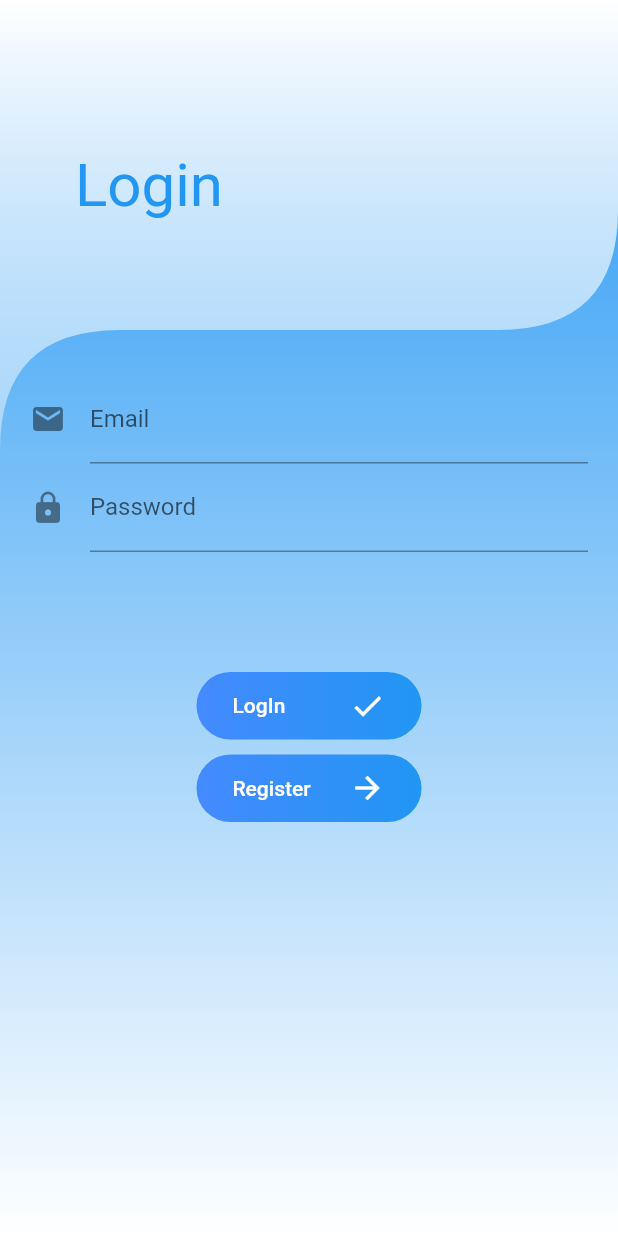
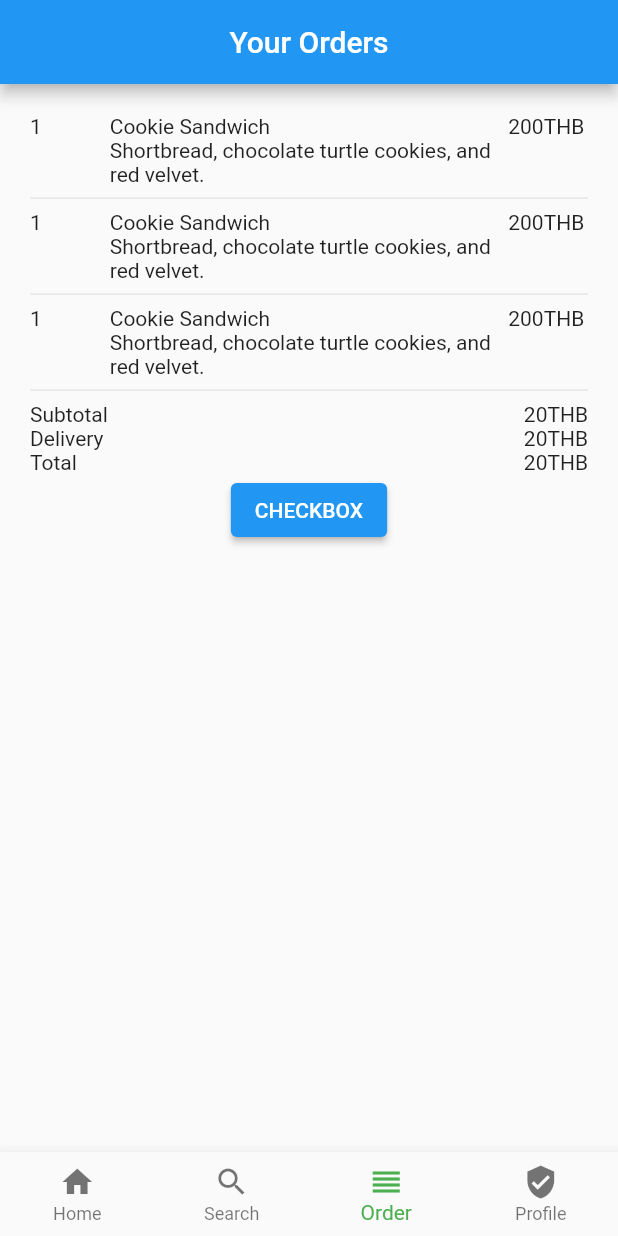
Before and after one commit to boomchawarat/cooking-share, a Flutter app: the screen it shows after launch, on a phone screen of 412 x 824 dp. Run offline on Flutter 3.47's test engine with Material 2 defaults, Android fonts, the phone set to English and light mode, and no system bars; our stand-ins replace equatable, firebase_auth, firebase_core, flutter_bloc, flutter_svg; accounts and stored records are empty; Roboto replaces fonts that are missing (Georgia).

Commit message:
Add pages

```diff
--- a/lib/main.dart
+++ b/lib/main.dart
@@ -1,6 +1,7 @@
 import 'package:cooking_share/repositories/user_repository.dart';
-import 'package:cooking_share/screens/home_screen.dart';
+import 'package:cooking_share/screens/home/home_page.dart';
 import 'package:cooking_share/screens/login/login_screen.dart';
+import 'package:cooking_share/screens/order/orders_page.dart';
 import 'package:cooking_share/theme/app_theme.dart';
 import 'package:cooking_share/widgets/loading_widget.dart';
 
@@ -47,11 +48,11 @@ class MyApp extends StatelessWidget {
       home: BlocBuilder<AuthenticationBloc, AuthenticationState>(
         builder: (context, state) {
           if (state is AuthenticationFailure) {
-            return LoginScreen(userRepository: _userRepository);
+            return OrdersPage();
           }
 
           if (state is AuthenticationSuccess) {
-            return HomeScreen(user: state.firebaseUser);
+            return OrdersPage();
           }
 
           return Scaffold(
--- /dev/null
+++ b/lib/screens/order/orders_page.dart
@@ -0,0 +1,123 @@
+import 'package:cooking_share/widgets/tabs_page.dart';
+import 'package:flutter/material.dart';
+
+class OrdersPage extends StatelessWidget {
+  Widget _renderOrderItem({
+    @required String title,
+    @required String description,
+    @required String price,
+    @required int no,
+  }) {
+    return Container(
+      child: Column(
+        children: [
+          Row(
+            crossAxisAlignment: CrossAxisAlignment.start,
+            mainAxisAlignment: MainAxisAlignment.start,
+            children: [
+              Expanded(
+                flex: 1,
+                child: Text(no.toString()),
+              ),
+              Expanded(
+                flex: 5,
+                child: Column(
+                  crossAxisAlignment: CrossAxisAlignment.start,
+                  mainAxisAlignment: MainAxisAlignment.start,
+                  children: [
+                    Text(title),
+                    Text(description),
+                  ],
+                ),
+              ),
+              Expanded(
+                flex: 1,
+                child: Text(
+                  price.toString(),
+                ),
+              ),
+            ],
+          ),
+          Row(
+            children: [
+              Expanded(child: Divider()),
+            ],
+          )
+        ],
+      ),
+    );
+  }
+
+  Widget _renderSummary({
+    @required String title,
+    @required String value,
+  }) {
+    return Container(
+      child: Row(
+        mainAxisAlignment: MainAxisAlignment.spaceBetween,
+        children: [
+          Text(title),
+          Text(value),
+        ],
+      ),
+    );
+  }
+
+  @override
+  Widget build(BuildContext context) {
+    return Scaffold(
+      appBar: AppBar(
+        title: Center(child: Text('Your Orders')),
+      ),
+      bottomNavigationBar: TabsPage(selectedIndex: 2),
+      body: Container(
+        padding: EdgeInsets.all(20),
+        child: Column(
+          children: [
+            _renderOrderItem(
+              no: 1,
+              title: "Cookie Sandwich",
+              description:
+                  "Shortbread, chocolate turtle cookies, and red velvet.",
+              price: "200THB",
+            ),
+            _renderOrderItem(
+              no: 1,
+              title: "Cookie Sandwich",
+              description:
+                  "Shortbread, chocolate turtle cookies, and red velvet.",
+              price: "200THB",
+            ),
+            _renderOrderItem(
+              no: 1,
+              title: "Cookie Sandwich",
+              description:
+                  "Shortbread, chocolate turtle cookies, and red velvet.",
+              price: "200THB",
+            ),
+            Column(
+              children: [
+                _renderSummary(
+                  title: "Subtotal",
+                  value: "20THB",
+                ),
+                _renderSummary(
+                  title: "Delivery",
+                  value: "20THB",
+                ),
+                _renderSummary(
+                  title: "Total",
+                  value: "20THB",
+                )
+              ],
+            ),
+            ElevatedButton(
+              onPressed: () {},
+              child: Text("CHECKBOX"),
+            )
+          ],
+        ),
+      ),
+    );
+  }
+}
--- /dev/null
+++ b/lib/widgets/tabs_page.dart
@@ -0,0 +1,79 @@
+import 'package:cooking_share/screens/home/home_page.dart';
+import 'package:cooking_share/screens/order/orders_page.dart';
+import 'package:cooking_share/screens/profile/account_settings_page.dart';
+import 'package:cooking_share/screens/search/search_page.dart';
+import 'package:flutter/material.dart';
+
+class TabsPage extends StatefulWidget {
+  final int selectedIndex;
+
+  const TabsPage({
+    Key key,
+    @required this.selectedIndex,
+  }) : super(key: key);
+
+  @override
+  _TabsPageState createState() => _TabsPageState();
+}
+
+class _TabsPageState extends State<TabsPage> {
+  void _onItemTapped(int index) {
+    switch (index) {
+      case 0:
+        Navigator.push(
+          context,
+          MaterialPageRoute(builder: (context) => HomePage()),
+        );
+        break;
+      case 1:
+        Navigator.push(
+          context,
+          MaterialPageRoute(builder: (context) => SearchPage()),
+        );
+        break;
+      case 2:
+        Navigator.push(
+          context,
+          MaterialPageRoute(builder: (context) => OrdersPage()),
+        );
+        break;
+      case 3:
+        Navigator.push(
+          context,
+          MaterialPageRoute(builder: (context) => AccountSettingsPage()),
+        );
+        break;
+    }
+  }
+
+  @override
+  Widget build(BuildContext context) {
+    return Container(
+      color: Colors.green,
+      child: BottomNavigationBar(
+        type: BottomNavigationBarType.fixed,
+        items: const <BottomNavigationBarItem>[
+          BottomNavigationBarItem(
+            icon: Icon(Icons.home),
+            label: 'Home',
+          ),
+          BottomNavigationBarItem(
+            icon: Icon(Icons.search),
+            label: 'Search',
+          ),
+          BottomNavigationBarItem(
+            icon: Icon(Icons.reorder),
+            label: 'Order',
+          ),
+          BottomNavigationBarItem(
+            icon: Icon(Icons.verified_user),
+            label: 'Profile',
+          ),
+        ],
+        currentIndex: widget.selectedIndex,
+        selectedItemColor: Colors.green,
+        onTap: _onItemTapped,
+      ),
+    );
+  }
+}
```
Also changed, not shown: lib/screens/home/home_page.dart (added, +19 -0 lines), lib/screens/home_screen.dart (deleted, +0 -123 lines), lib/screens/profile/account_settings_page.dart (added, +52 -0 lines), lib/screens/search/search_page.dart (added, +40 -0 lines).
